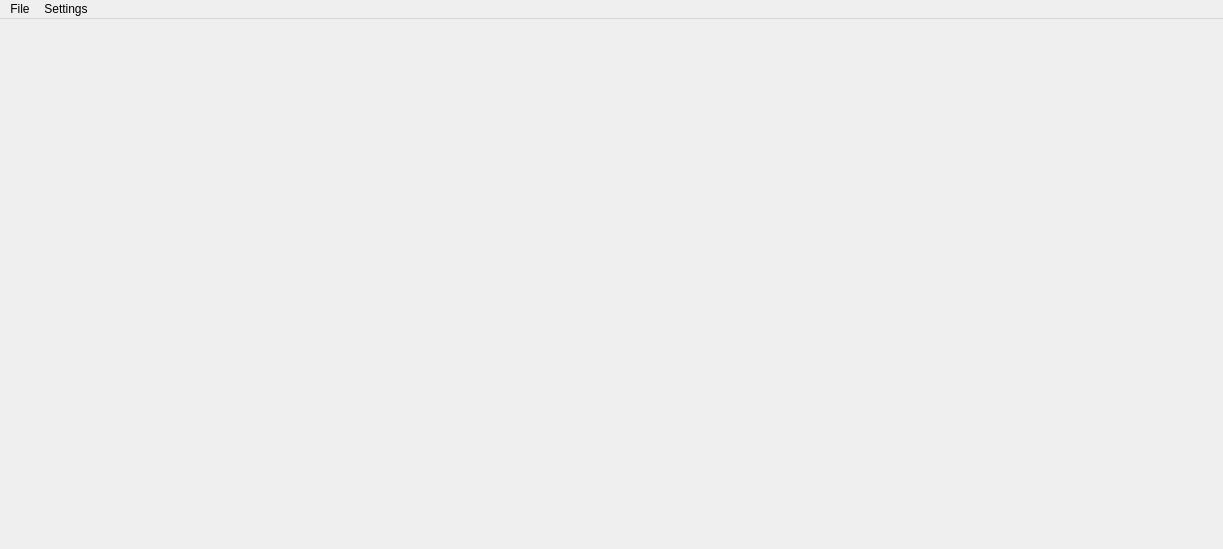
This is gui/mainwindow.ui in RichardBukor/celeste-editor as Qt 5 draws it before an edit. The edited form follows.
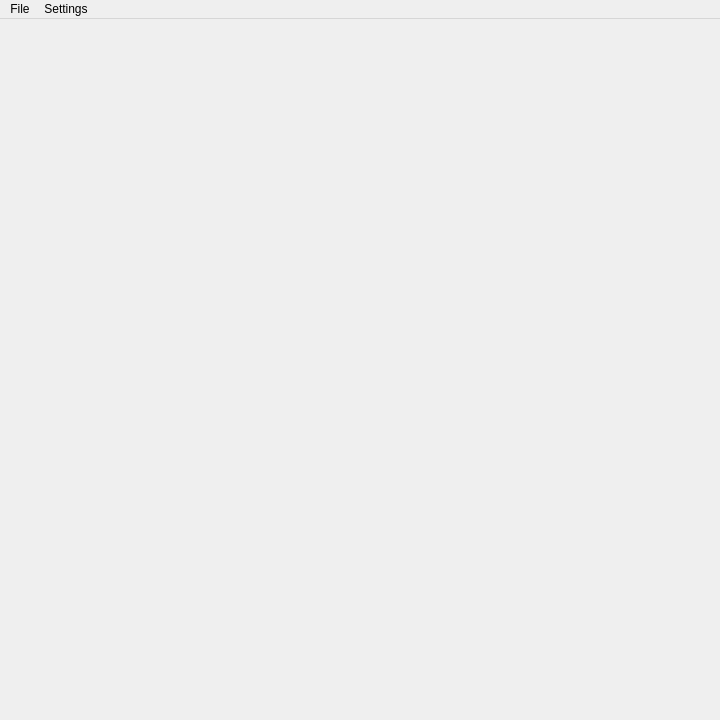
This is the edited form.

Commit message: Adjusted the GUI and handled resizing

Patch:
```diff
--- a/gui/mainwindow.ui
+++ b/gui/mainwindow.ui
@@ -6,10 +6,22 @@
    <rect>
     <x>0</x>
     <y>0</y>
-    <width>1223</width>
-    <height>549</height>
+    <width>720</width>
+    <height>720</height>
    </rect>
   </property>
+  <property name="sizePolicy">
+   <sizepolicy hsizetype="Fixed" vsizetype="Fixed">
+    <horstretch>0</horstretch>
+    <verstretch>0</verstretch>
+   </sizepolicy>
+  </property>
+  <property name="sizeIncrement">
+   <size>
+    <width>0</width>
+    <height>1</height>
+   </size>
+  </property>
   <property name="windowTitle">
    <string>Celeste Editor</string>
   </property>
@@ -17,10 +29,10 @@
    <widget class="QLabel" name="label">
     <property name="geometry">
      <rect>
-      <x>20</x>
-      <y>10</y>
-      <width>1191</width>
-      <height>511</height>
+      <x>0</x>
+      <y>-1</y>
+      <width>721</width>
+      <height>691</height>
      </rect>
     </property>
     <property name="text">
@@ -33,8 +45,8 @@
     <rect>
      <x>0</x>
      <y>0</y>
-     <width>1223</width>
-     <height>20</height>
+     <width>720</width>
+     <height>26</height>
     </rect>
    </property>
    <widget class="QMenu" name="menuSettings">
```
Left out of the diff: 3 changed lines with no effect on the pictures. The commit also changes 3 other files.
